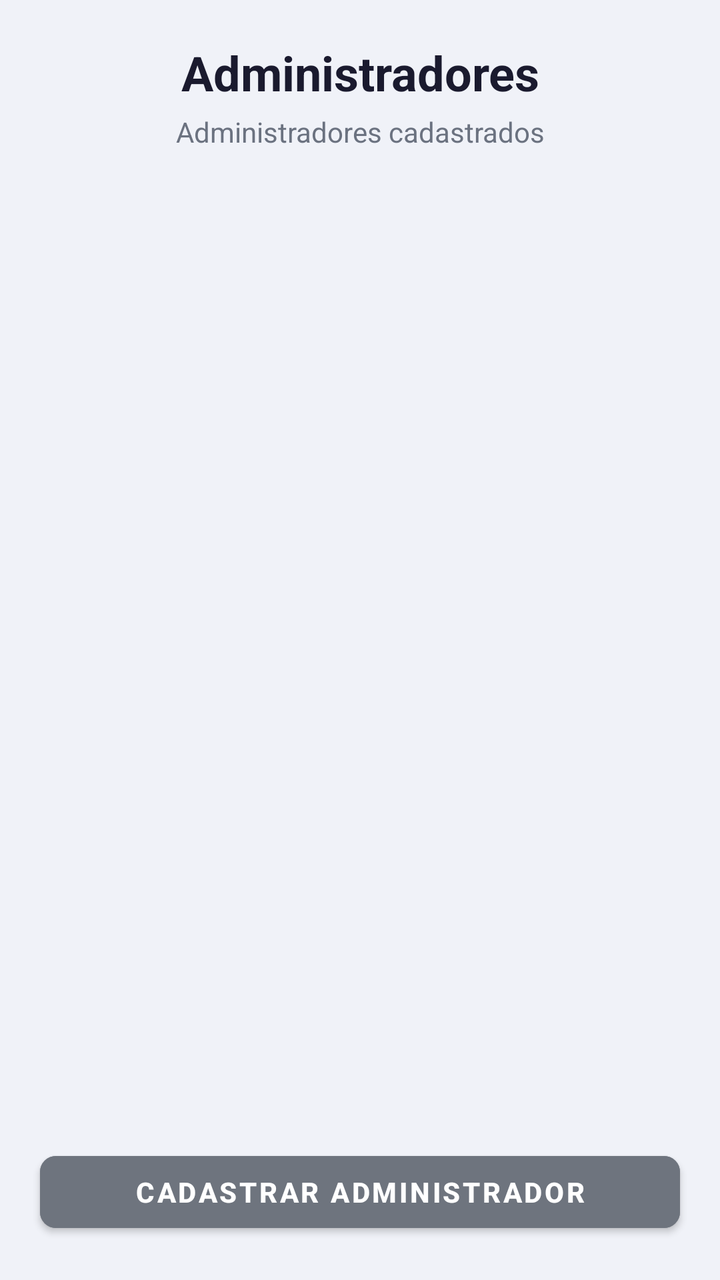
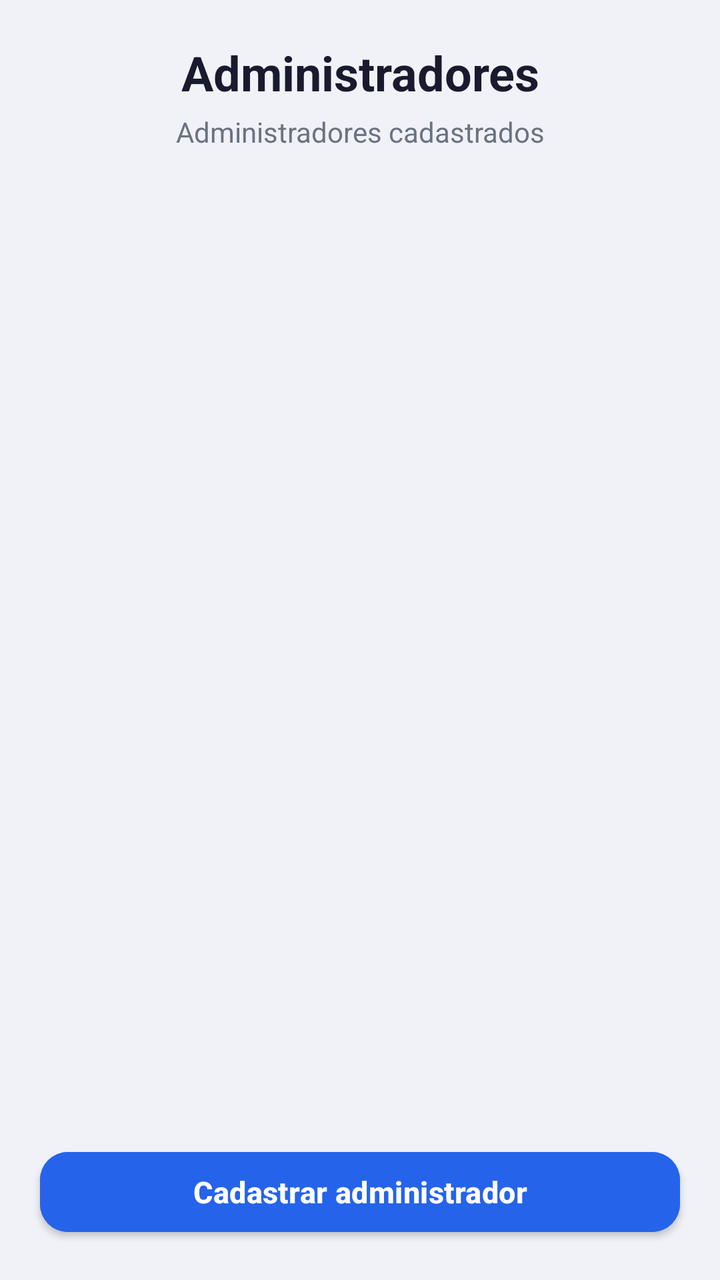

Before-and-after screenshots of an Android layout around one commit, followed by the original layout XML and the change that was made.
<!-- AndroidManifest.xml: application theme AppTheme -->
<!-- res/layout/activity_administradores.xml -->
<?xml version="1.0" encoding="utf-8"?>
<androidx.constraintlayout.widget.ConstraintLayout
    xmlns:android="http://schemas.android.com/apk/res/android"
    xmlns:app="http://schemas.android.com/apk/res-auto"
    xmlns:tools="http://schemas.android.com/tools"
    android:id="@+id/main"
    android:layout_width="match_parent"
    android:layout_height="match_parent"
    android:background="#F0F2F8"
    tools:context=".AdministradoresActivity">

    
    <TextView
        android:id="@+id/titulo"
        android:layout_width="0dp"
        android:layout_height="wrap_content"
        android:text="Administradores"
        android:textColor="#1A1A2E"
        android:textSize="24sp"
        android:textStyle="bold"
        android:gravity="center"
        android:layout_marginTop="20dp"
        app:layout_constraintTop_toTopOf="parent"
        app:layout_constraintStart_toStartOf="parent"
        app:layout_constraintEnd_toEndOf="parent" />

    
    <TextView
        android:id="@+id/subtitulo"
        android:layout_width="0dp"
        android:layout_height="wrap_content"
        android:layout_marginTop="4dp"
        android:text="Administradores cadastrados"
        android:textColor="#6B7280"
        android:textSize="14sp"
        android:gravity="center"
        app:layout_constraintTop_toBottomOf="@id/titulo"
        app:layout_constraintStart_toStartOf="parent"
        app:layout_constraintEnd_toEndOf="parent" />

    
    <ScrollView
        android:id="@+id/scrollAdmins"
        android:layout_width="0dp"
        android:layout_height="0dp"
        android:layout_marginTop="16dp"
        android:layout_marginStart="20dp"
        android:layout_marginEnd="20dp"
        android:layout_marginBottom="12dp"
        app:layout_constraintTop_toBottomOf="@id/subtitulo"
        app:layout_constraintStart_toStartOf="parent"
        app:layout_constraintEnd_toEndOf="parent"
        app:layout_constraintBottom_toTopOf="@id/btnNovoAdmin">

        <LinearLayout
            android:id="@+id/listaAdmins"
            android:layout_width="match_parent"
            android:layout_height="wrap_content"
            android:orientation="vertical"
            android:paddingBottom="16dp" />

    </ScrollView>

    <Button
        android:id="@+id/btnNovoAdmin"
        android:layout_width="0dp"
        android:layout_height="48dp"
        android:layout_marginStart="20dp"
        android:layout_marginEnd="20dp"
        android:layout_marginBottom="20dp"
        android:backgroundTint="#6E747E"
        android:text="Cadastrar administrador"
        android:textColor="#FFFFFF"
        android:textStyle="bold"
        app:layout_constraintBottom_toBottomOf="parent"
        app:layout_constraintStart_toStartOf="parent"
        app:layout_constraintEnd_toEndOf="parent" />

</androidx.constraintlayout.widget.ConstraintLayout>
<!-- resources referenced by this layout -->
<resources>
  <style name="AppTheme" parent="Theme.MaterialComponents.DayNight.DarkActionBar">
          <item name="colorPrimary">@color/colorPrimary</item>
          <item name="colorPrimaryDark">@color/black</item>
          <item name="colorAccent">@color/black</item>
          <item name="android:windowBackground">@color/white</item>
          <item name="android:textColor">@color/black</item>
          <item name="android:textColorPrimary">@color/corTitulo</item>
  
          
          <item name="materialButtonStyle">@style/Widget.Condominio.Button</item>
          <item name="textInputStyle">@style/Widget.Condominio.TextInputLayout</item>
      </style>
  <color name="colorPrimary">#062AF2</color>
  <color name="black">#000000</color>
  <color name="white">#FFFFFF</color>
  <color name="corTitulo">#070707</color>
  <style name="Widget.Condominio.Button" parent="Widget.MaterialComponents.Button">
          <item name="backgroundTint">@color/colorPrimary</item>
          <item name="android:textColor">@color/white</item>
          <item name="cornerRadius">8dp</item>
      </style>
  <style name="Widget.Condominio.TextInputLayout" parent="Widget.MaterialComponents.TextInputLayout.OutlinedBox">
          <item name="boxBackgroundColor">@color/white</item>
          <item name="boxStrokeColor">@color/colorPrimary</item>
          <item name="hintTextColor">@color/colorPrimary</item>
          <item name="android:textColorHint">@color/colorPrimary</item>
      </style>
</resources>

<!-- the commit's change to res/layout/activity_administradores.xml (unified diff, before → after) -->
@@ -68,7 +68,7 @@
         android:layout_marginStart="20dp"
         android:layout_marginEnd="20dp"
         android:layout_marginBottom="20dp"
-        android:backgroundTint="#6E747E"
+        android:backgroundTint="@color/botaoPrimario"
         android:text="Cadastrar administrador"
         android:textColor="#FFFFFF"
         android:textStyle="bold"
<!-- resource entries referenced after the edit -->
@@ -1,5 +1,6 @@
 <!-- resources referenced by this layout -->
 <resources>
+  <color name="botaoPrimario">#2563EB</color>
   <style name="AppTheme" parent="Theme.MaterialComponents.DayNight.DarkActionBar">
           <item name="colorPrimary">@color/colorPrimary</item>
           <item name="colorPrimaryDark">@color/black</item>
@@ -12,14 +13,24 @@
           <item name="materialButtonStyle">@style/Widget.Condominio.Button</item>
           <item name="textInputStyle">@style/Widget.Condominio.TextInputLayout</item>
       </style>
-  <color name="colorPrimary">#062AF2</color>
+  <color name="colorPrimary">#1E3A8A</color>
   <color name="black">#000000</color>
   <color name="white">#FFFFFF</color>
   <color name="corTitulo">#070707</color>
   <style name="Widget.Condominio.Button" parent="Widget.MaterialComponents.Button">
-          <item name="backgroundTint">@color/colorPrimary</item>
+          <item name="backgroundTint">@color/botaoPrimario</item>
           <item name="android:textColor">@color/white</item>
-          <item name="cornerRadius">8dp</item>
+          <item name="cornerRadius">14dp</item>
+          <item name="android:textAllCaps">false</item>
+          <item name="android:textStyle">bold</item>
+          <item name="android:textSize">15sp</item>
+          <item name="android:letterSpacing">0.01</item>
+          <item name="android:minHeight">52dp</item>
+          <item name="android:insetTop">4dp</item>
+          <item name="android:insetBottom">4dp</item>
+          <item name="android:elevation">2dp</item>
+          <item name="iconTint">@color/white</item>
+          <item name="iconPadding">8dp</item>
       </style>
   <style name="Widget.Condominio.TextInputLayout" parent="Widget.MaterialComponents.TextInputLayout.OutlinedBox">
           <item name="boxBackgroundColor">@color/white</item>
